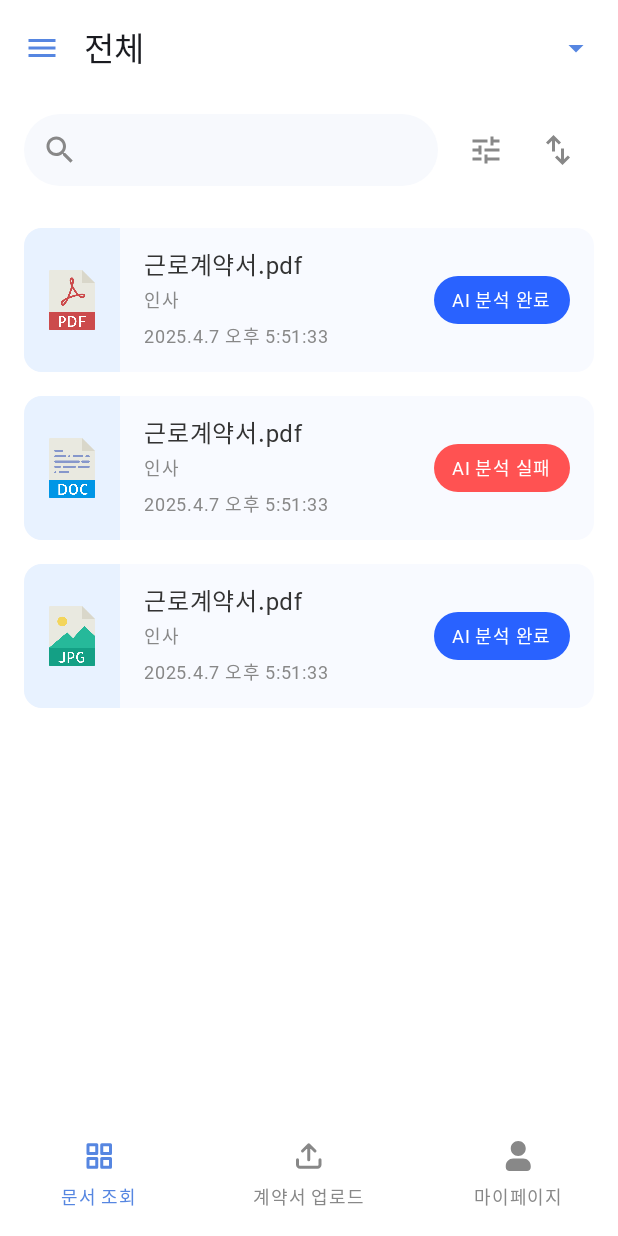
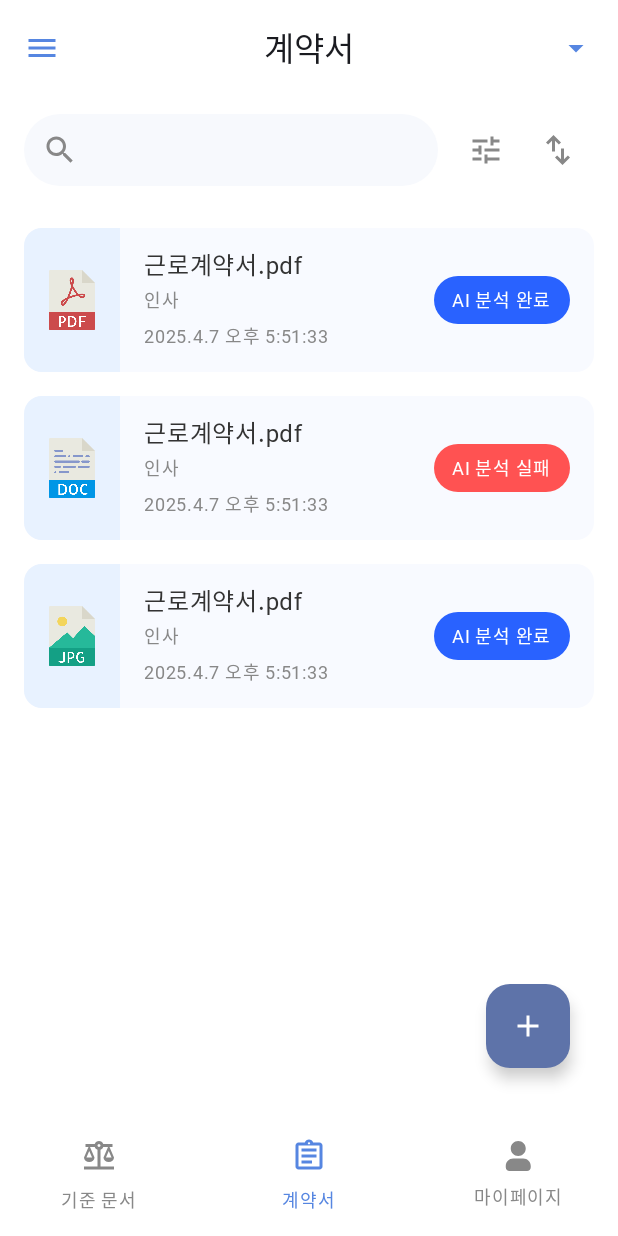
Before and after one commit to Rising-Star-DX/contract-ai-partner-android, an Android app built with Jetpack Compose: the screen it shows after launch (MainActivity), on a phone screen of 412 x 824 dp. Run offline under Robolectric (Android 15) with nearby library versions, the phone set to English and light mode, and no system bars; Roboto replaces fonts that are not available here.

Commit message:
:lipstick: 바텀 네비게이션 기준 문서, 계약서로 항목 변경 (#1)

```diff
--- a/app/src/main/java/com/poscodx/contract_ai_partner/ui/navigation/MainNavHost.kt
+++ b/app/src/main/java/com/poscodx/contract_ai_partner/ui/navigation/MainNavHost.kt
@@ -6,6 +6,7 @@ import androidx.navigation.NavHostController
 import androidx.navigation.compose.NavHost
 import androidx.navigation.compose.composable
 import com.poscodx.contract_ai_partner.ui.document.DocumentListScreen
+
 //import com.poscodx.contract_ai_partner.ui.mypage.MyPageScreen
 //import com.poscodx.contract_ai_partner.ui.upload.UploadScreen
 
@@ -16,14 +17,14 @@ fun MainNavHost(
 ) {
     NavHost(
         navController = navController,
-        startDestination = BottomNavItem.DocumentList.route,
+        startDestination = BottomNavItem.Contract.route,
         modifier = modifier
     ) {
-        composable(BottomNavItem.DocumentList.route) {
+        composable(BottomNavItem.Standard.route) {
+
+        }
+        composable(BottomNavItem.Contract.route) {
             DocumentListScreen()
-        }
-        composable(BottomNavItem.Upload.route) {
-//            UploadScreen()
         }
         composable(BottomNavItem.MyPage.route) {
 //            MyPageScreen()
--- a/app/src/main/java/com/poscodx/contract_ai_partner/ui/navigation/MainScreen.kt
+++ b/app/src/main/java/com/poscodx/contract_ai_partner/ui/navigation/MainScreen.kt
@@ -3,9 +3,12 @@ package com.poscodx.contract_ai_partner.ui.navigation
 import androidx.annotation.DrawableRes
 import androidx.compose.foundation.layout.padding
 import androidx.compose.material.icons.Icons
+import androidx.compose.material.icons.filled.Add
 import androidx.compose.material.icons.filled.ArrowDropDown
 import androidx.compose.material.icons.filled.Menu
+import androidx.compose.material3.CenterAlignedTopAppBar
 import androidx.compose.material3.ExperimentalMaterial3Api
+import androidx.compose.material3.FloatingActionButton
 import androidx.compose.material3.Icon
 import androidx.compose.material3.IconButton
 import androidx.compose.material3.NavigationBar
@@ -13,7 +16,6 @@ import androidx.compose.material3.NavigationBarItem
 import androidx.compose.material3.NavigationBarItemDefaults
 import androidx.compose.material3.Scaffold
 import androidx.compose.material3.Text
-import androidx.compose.material3.TopAppBar
 import androidx.compose.material3.TopAppBarDefaults
 import androidx.compose.runtime.Composable
 import androidx.compose.ui.Modifier
@@ -21,6 +23,7 @@ import androidx.compose.ui.graphics.Color
 import androidx.compose.ui.res.colorResource
 import androidx.compose.ui.res.painterResource
 import androidx.compose.ui.tooling.preview.Preview
+import androidx.compose.ui.unit.dp
 import androidx.navigation.NavHostController
 import androidx.navigation.compose.currentBackStackEntryAsState
 import androidx.navigation.compose.rememberNavController
@@ -31,21 +34,43 @@ fun MainScreen() {
     val navController = rememberNavController()
     val navBackStackEntry = navController.currentBackStackEntryAsState()
     val currentDestination =
-        navBackStackEntry.value?.destination?.route ?: BottomNavItem.DocumentList.route
+        navBackStackEntry.value?.destination?.route ?: BottomNavItem.Contract.route
+
+    val title = when (currentDestination) {
+        BottomNavItem.Standard.route -> "기준 문서"
+        BottomNavItem.Contract.route -> "계약서"
+        BottomNavItem.MyPage.route -> "마이페이지"
+        else -> "오류 페이지"
+    }
 
     // 상단 AppBar, 하단 BottomNavigation
     Scaffold(
         topBar = {
             TopBar(
-                title = "전체",
+                title = title,
                 onMenuClick = { /* TODO: Drawer 열기 or 기타 이벤트 */ },
                 onCategoryClick = { /* TODO: Dropdown 열기 or 기타 이벤트 */ }
             )
         },
         bottomBar = {
             BottomBar(navController = navController, currentRoute = currentDestination)
-        }
-    ) { innerPadding ->
+        },
+        floatingActionButton = {
+            // 계약서 업로드 FAB
+            if (currentDestination == BottomNavItem.Contract.route) {
+                FloatingActionButton(
+                    onClick = { /* TODO: 계약서 업로드 로직 */ },
+                    modifier = Modifier.padding(16.dp)
+                ) {
+                    Icon(
+                        imageVector = Icons.Default.Add,
+                        contentDescription = "Add Contract"
+                    )
+                }
+            }
+        },
+
+        ) { innerPadding ->
         // NavHost가 메인 콘텐츠를 교체
         MainNavHost(
             navController = navController,
@@ -65,7 +90,7 @@ fun TopBar(
     onCategoryClick: () -> Unit
 ) {
     // 이미지 첨부 예시에 따르면, 왼쪽 햄버거 버튼, 중앙 "전체", 우측에 ▼ 아이콘 정도가 있음
-    TopAppBar(
+    CenterAlignedTopAppBar(
         title = {
             // 가운데에 카테고리 텍스트
             Text(text = title)
@@ -138,8 +163,8 @@ enum class BottomNavItem(
     val label: String,
     @DrawableRes val iconRes: Int
 ) {
-    DocumentList("document_list", "문서 조회", R.drawable.ic_menu),
-    Upload("upload", "계약서 업로드", R.drawable.ic_upload),
+    Standard("standard", "기준 문서", R.drawable.ic_standard),
+    Contract("contract", "계약서", R.drawable.ic_contract),
     MyPage("mypage", "마이페이지", R.drawable.ic_user)
 }
 
--- /dev/null
+++ b/app/src/main/res/drawable/ic_contract.xml
@@ -0,0 +1,9 @@
+<vector xmlns:android="http://schemas.android.com/apk/res/android"
+    android:width="24dp"
+    android:height="24dp"
+    android:viewportWidth="960"
+    android:viewportHeight="960">
+  <path
+      android:pathData="M200,840q-33,0 -56.5,-23.5T120,760v-560q0,-33 23.5,-56.5T200,120h168q13,-36 43.5,-58t68.5,-22q38,0 68.5,22t43.5,58h168q33,0 56.5,23.5T840,200v560q0,33 -23.5,56.5T760,840L200,840ZM200,760h560v-560L200,200v560ZM280,680h280v-80L280,600v80ZM280,520h400v-80L280,440v80ZM280,360h400v-80L280,280v80ZM480,170q13,0 21.5,-8.5T510,140q0,-13 -8.5,-21.5T480,110q-13,0 -21.5,8.5T450,140q0,13 8.5,21.5T480,170ZM200,760v-560,560Z"
+      android:fillColor="#1f1f1f"/>
+</vector>
--- /dev/null
+++ b/app/src/main/res/drawable/ic_standard.xml
@@ -0,0 +1,9 @@
+<vector xmlns:android="http://schemas.android.com/apk/res/android"
+    android:width="24dp"
+    android:height="24dp"
+    android:viewportWidth="960"
+    android:viewportHeight="960">
+  <path
+      android:pathData="M80,840v-80h360v-447q-26,-9 -45,-28t-28,-45L240,240l120,280q0,50 -41,85t-99,35q-58,0 -99,-35t-41,-85l120,-280h-80v-80h247q12,-35 43,-57.5t70,-22.5q39,0 70,22.5t43,57.5h247v80h-80l120,280q0,50 -41,85t-99,35q-58,0 -99,-35t-41,-85l120,-280L593,240q-9,26 -28,45t-45,28v447h360v80L80,840ZM665,520h150l-75,-174 -75,174ZM145,520h150l-75,-174 -75,174ZM480,240q17,0 28.5,-11.5T520,200q0,-17 -11.5,-28.5T480,160q-17,0 -28.5,11.5T440,200q0,17 11.5,28.5T480,240Z"
+      android:fillColor="#1f1f1f"/>
+</vector>
--- a/app/src/main/res/values/colors.xml
+++ b/app/src/main/res/values/colors.xml
@@ -8,4 +8,19 @@
     <color name="black">#FF000000</color>
     <color name="white">#FFFFFFFF</color>
     <color name="primary">#5686E1</color>
+    <color name="depth0">#ffffffff</color>
+    <color name="depth1">#fff8f9f9</color>
+    <color name="depth2">#fff2f3f4</color>
+    <color name="depth3">#ffe5e7e9</color>
+    <color name="depth4">#ffd7dbdd</color>
+    <color name="dark0">#ff17202a</color>
+    <color name="dark1">#ff1c2833</color>
+    <color name="dark2">#ff212f3d</color>
+    <color name="dark3">#ff212f3d</color>
+    <color name="dark4">#ff2c3e50</color>
+    <color name="grey0">#ffeaecee</color>
+    <color name="grey1">#ffd5d8dc</color>
+    <color name="grey2">#ffabb2b9</color>
+    <color name="grey3">#ffabb2b9</color>
+    <color name="grey4">#ff566573</color>
 </resources>
```
